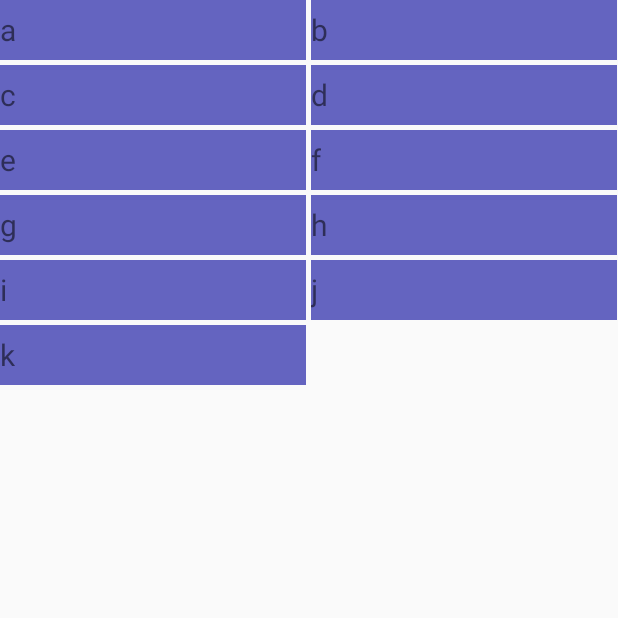
After one commit to MonchenkoID/Research, an Android app: the GridActivity screen opened directly, with no data from a screen before it, on a phone screen of 412 x 824 dp, the top half of it. The commit adds this screen. Run offline under Robolectric (Android 15) with nearby library versions, the phone set to English and light mode, and no system bars.

Commit message:
HW : Grid example

```diff
--- a/Research/app/src/main/AndroidManifest.xml
+++ b/Research/app/src/main/AndroidManifest.xml
@@ -40,6 +40,9 @@
         <activity
             android:name=".listexample.ExampleListActivity"
             android:label="@string/title_sample_activity"/>
+        <activity
+            android:name=".GridActivity"
+            android:label="@string/title_sample_activity"/>
     </application>
 
 </manifest>
--- /dev/null
+++ b/Research/app/src/main/java/com/github/monchenkoid/research/GridActivity.java
@@ -0,0 +1,34 @@
+package com.github.monchenkoid.research;
+
+import android.app.Activity;
+import android.os.Bundle;
+import android.widget.ArrayAdapter;
+import android.widget.GridView;
+
+public class GridActivity extends Activity {
+
+    String[] data = {"a", "b", "c", "d", "e", "f", "g", "h", "i", "j", "k"};
+
+    GridView gvMain;
+    ArrayAdapter<String> adapter;
+
+
+    /** Called when the activity is first created. */
+    @Override
+    public void onCreate(Bundle savedInstanceState) {
+        super.onCreate(savedInstanceState);
+        setContentView(R.layout.activity_grid);
+        adapter = new ArrayAdapter<String>(this, R.layout.item_grid, R.id.tvText, data);
+        gvMain = (GridView) findViewById(R.id.gvMain);
+        gvMain.setAdapter(adapter);
+        adjustGridView();
+    }
+
+    private void adjustGridView() {
+        gvMain.setNumColumns(GridView.AUTO_FIT);
+        gvMain.setColumnWidth(300);
+        gvMain.setVerticalSpacing(5);
+        gvMain.setHorizontalSpacing(5);
+        gvMain.setStretchMode(GridView.STRETCH_COLUMN_WIDTH);
+    }
+}
--- a/Research/app/src/main/java/com/github/monchenkoid/research/MainActivityTest.java
+++ b/Research/app/src/main/java/com/github/monchenkoid/research/MainActivityTest.java
@@ -77,7 +77,7 @@ public class MainActivityTest extends Activity {
         mDrawerLayout.setDrawerListener(mDrawerToggle);
 
         if (savedInstanceState == null) {
-            selectItem(6);
+            selectItem(7);
         }
     }
 
@@ -165,6 +165,9 @@ public class MainActivityTest extends Activity {
             case 5:
                 startActivity(new Intent(this, ExampleListActivity.class));
                 break;
+            case 6:
+                startActivity(new Intent(this, GridActivity.class));
+                break;
             default:;
 
 
--- /dev/null
+++ b/Research/app/src/main/res/drawable/rect.xml
@@ -0,0 +1,5 @@
+<?xml version="1.0" encoding="utf-8"?>
+<shape xmlns:android="http://schemas.android.com/apk/res/android"
+    android:shape="rectangle">
+    <solid android:color="#99000099"/>
+</shape>
--- /dev/null
+++ b/Research/app/src/main/res/layout/activity_google.xml
@@ -0,0 +1,7 @@
+<?xml version="1.0" encoding="utf-8"?>
+
+<LinearLayout xmlns:android="http://schemas.android.com/apk/res/android"
+    android:orientation="vertical" android:layout_width="match_parent"
+    android:layout_height="match_parent">
+
+</LinearLayout>
--- /dev/null
+++ b/Research/app/src/main/res/layout/activity_grid.xml
@@ -0,0 +1,12 @@
+<?xml version="1.0" encoding="utf-8"?>
+<LinearLayout
+    xmlns:android="http://schemas.android.com/apk/res/android"
+    android:layout_width="match_parent"
+    android:layout_height="match_parent"
+    android:orientation="vertical">
+    <GridView
+        android:id="@+id/gvMain"
+        android:layout_width="match_parent"
+        android:layout_height="wrap_content">
+    </GridView>
+</LinearLayout>
--- /dev/null
+++ b/Research/app/src/main/res/layout/activity_vk.xml
@@ -0,0 +1,7 @@
+<?xml version="1.0" encoding="utf-8"?>
+
+<LinearLayout xmlns:android="http://schemas.android.com/apk/res/android"
+    android:orientation="vertical" android:layout_width="match_parent"
+    android:layout_height="match_parent">
+
+</LinearLayout>
--- /dev/null
+++ b/Research/app/src/main/res/layout/item_grid.xml
@@ -0,0 +1,17 @@
+<?xml version="1.0" encoding="utf-8"?>
+<LinearLayout
+    xmlns:android="http://schemas.android.com/apk/res/android"
+    android:layout_width="match_parent"
+    android:layout_height="match_parent"
+    android:background="@drawable/rect"
+    android:orientation="vertical">
+    <TextView
+        android:id="@+id/tvText"
+        android:layout_width="wrap_content"
+        android:layout_height="wrap_content"
+        android:gravity="center_vertical"
+        android:minHeight="40dp"
+        android:textSize="20sp"
+        android:text="">
+    </TextView>
+</LinearLayout>
--- a/Research/app/src/main/res/values/strings.xml
+++ b/Research/app/src/main/res/values/strings.xml
@@ -11,6 +11,7 @@
         <item>Login</item>
         <item>Search</item>
         <item>ListExample</item>
+        <item>GridExample</item>
     </string-array>
     <string name="drawer_open">Open navigation drawer</string>
     <string name="drawer_close">Close navigation drawer</string>
```
